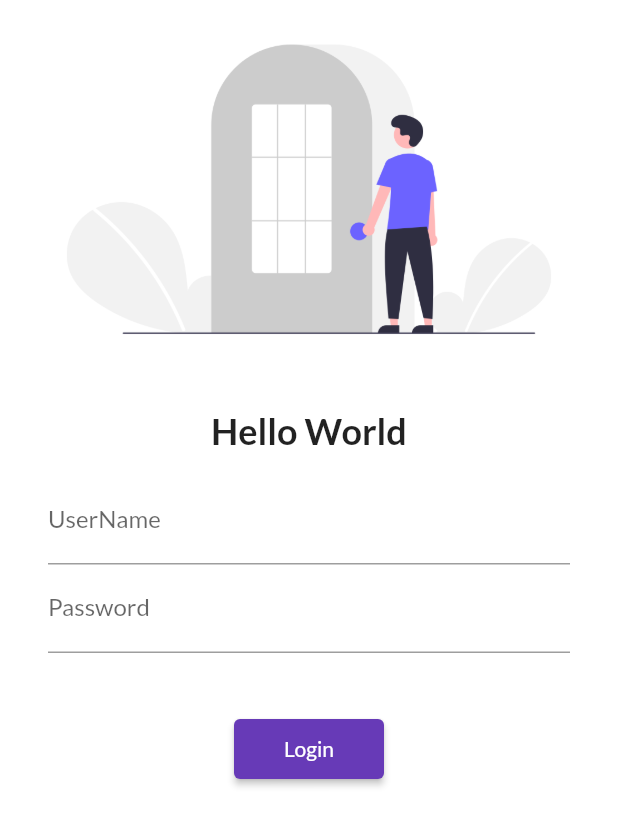
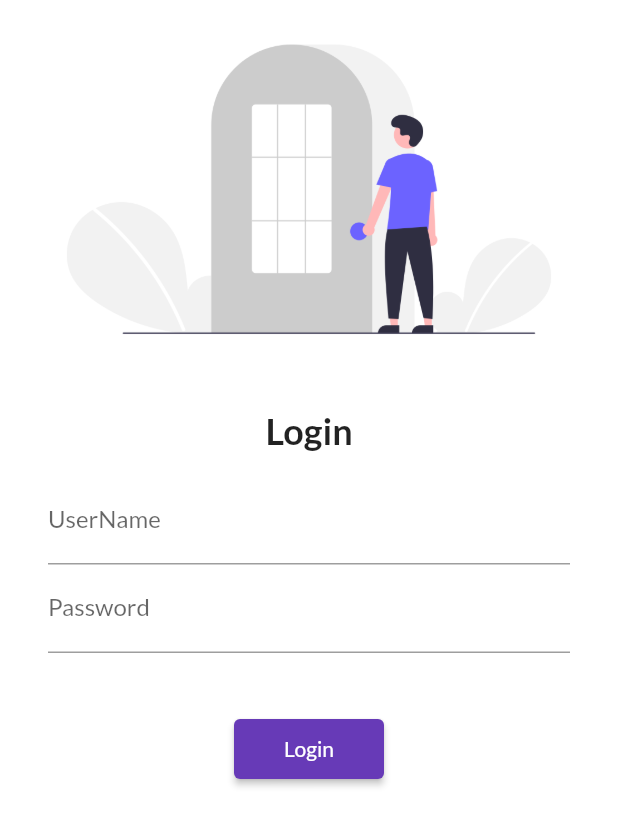
Before and after one commit to Asim-2000/Flut-Weather, a Flutter app: the screen it shows after launch, on a phone screen of 412 x 824 dp. Shown: the top 826 px of the screen. Run offline on Flutter 3.47's test engine with Material 2 defaults, Android fonts, the phone set to English and light mode, and no system bars; our stand-ins replace flutter_dotenv, google_fonts.

```diff
--- a/lib/screens/login-screen.dart
+++ b/lib/screens/login-screen.dart
@@ -27,7 +27,7 @@ class _LoginState extends State<Login> {
                   height: 20.0,
                 ),
                 Text(
-                  "Hello World",
+                  "Login",
                   style: TextStyle(fontSize: 24, fontWeight: FontWeight.bold),
                 ),
                 Padding(
```
Also changed, not shown: 7 other files.
